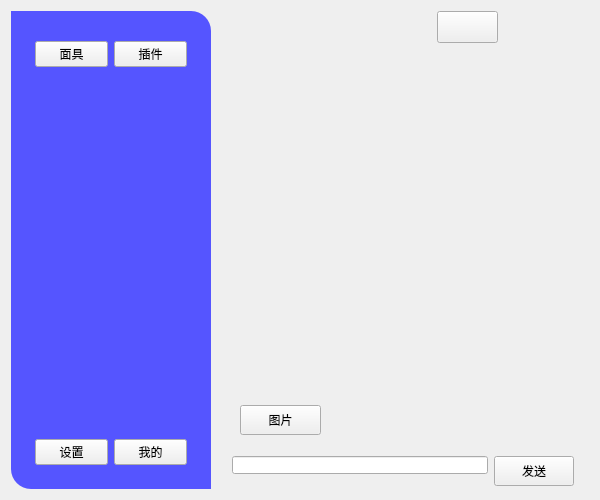
Old version of the form Templates/chat.ui in the repository thetheorange/AiProject.
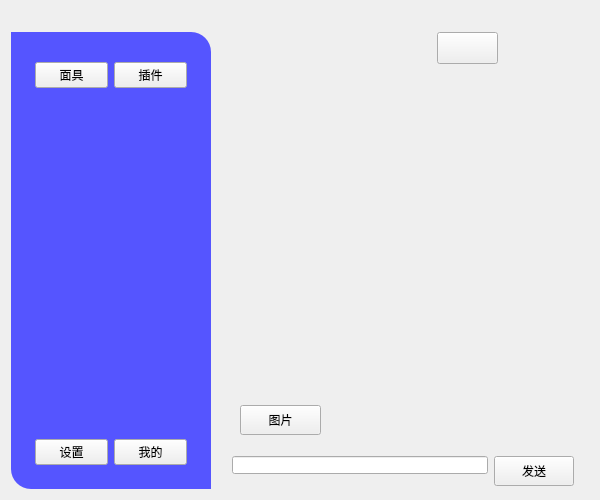
New version of the form. Custom widgets are drawn as their Qt base class.

Commit message: pref: 为无边框窗口留了足够的空间

Diff of the .ui file:
```diff
--- a/Templates/chat.ui
+++ b/Templates/chat.ui
@@ -26,10 +26,19 @@
    <string>Form</string>
   </property>
   <layout class="QHBoxLayout" name="horizontalLayout_4">
+   <property name="topMargin">
+    <number>32</number>
+   </property>
    <item>
     <layout class="QHBoxLayout" name="horizontalLayout">
      <item>
       <widget class="QGroupBox" name="groupBox">
+       <property name="sizePolicy">
+        <sizepolicy hsizetype="Preferred" vsizetype="Fixed">
+         <horstretch>0</horstretch>
+         <verstretch>0</verstretch>
+        </sizepolicy>
+       </property>
        <property name="minimumSize">
         <size>
          <width>200</width>
```
The commit also changes 3 other files.
